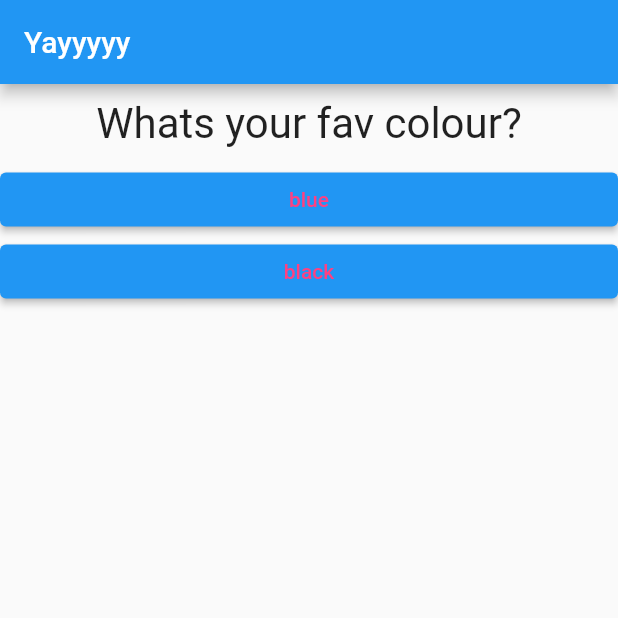
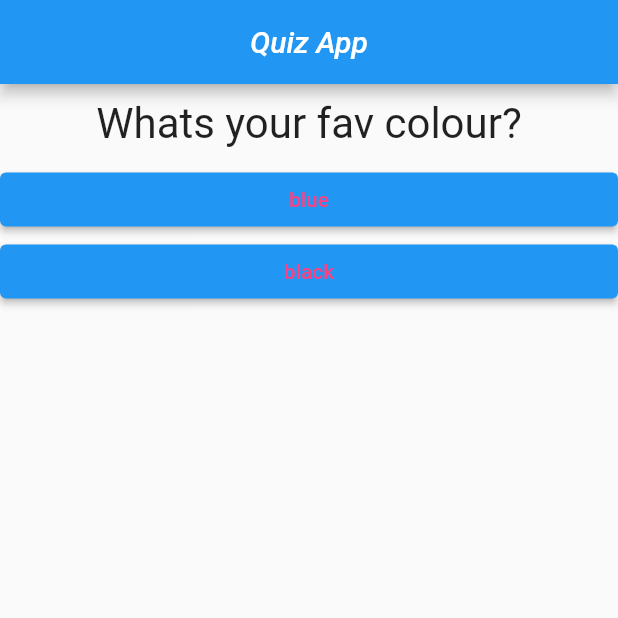
Before and after one commit to DicE-007/quizapp, a Flutter app: the screen it shows after launch, on a phone screen of 412 x 824 dp, the top half of it. Run offline on Flutter 3.47's test engine with Material 2 defaults, Android fonts, the phone set to English and light mode, and no system bars.

Commit message:
2ndchange

```diff
--- a/lib/main.dart
+++ b/lib/main.dart
@@ -32,7 +32,7 @@ class _MyAppState extends State<MyApp> {
 
   @override
   Widget build(BuildContext context) {
-    var _questions = [
+    const _questions = [
       {
         "questionText": "Whats your fav colour?",
         "answer": [
@@ -52,7 +52,11 @@ class _MyAppState extends State<MyApp> {
     return MaterialApp(
       home: Scaffold(
         appBar: AppBar(
-          title: Text("Yayyyyy"),
+          title: Text(
+            "Quiz App",
+            style: TextStyle(fontStyle: FontStyle.italic),
+          ),
+          centerTitle: true,
         ),
         body: _questionIndex < _questions.length
             ? Quiz(
--- a/lib/questions.dart
+++ b/lib/questions.dart
@@ -1,7 +1,7 @@
 import 'package:flutter/material.dart';
 
 class Question extends StatelessWidget {
-  String questionText;
+  final String questionText;
   Question(this.questionText);
 
   @override
--- a/lib/result.dart
+++ b/lib/result.dart
@@ -23,6 +23,7 @@ class Result extends StatelessWidget {
           SizedBox(height: 15),
           FloatingActionButton(
             onPressed: resetFunction,
+            tooltip: "Reset Quiz",
             backgroundColor: Colors.blue,
             child: Icon(Icons.navigation),
           )
```
